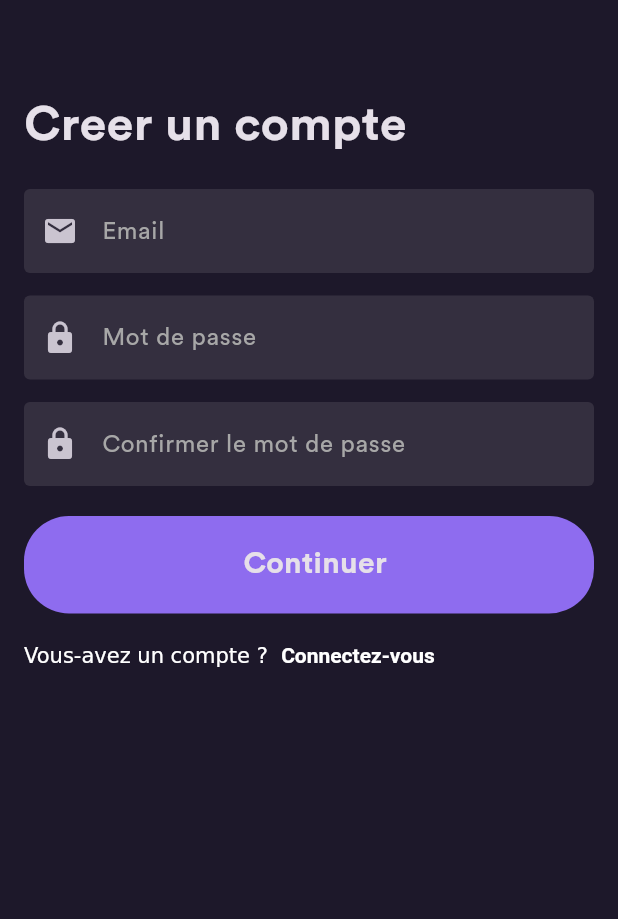
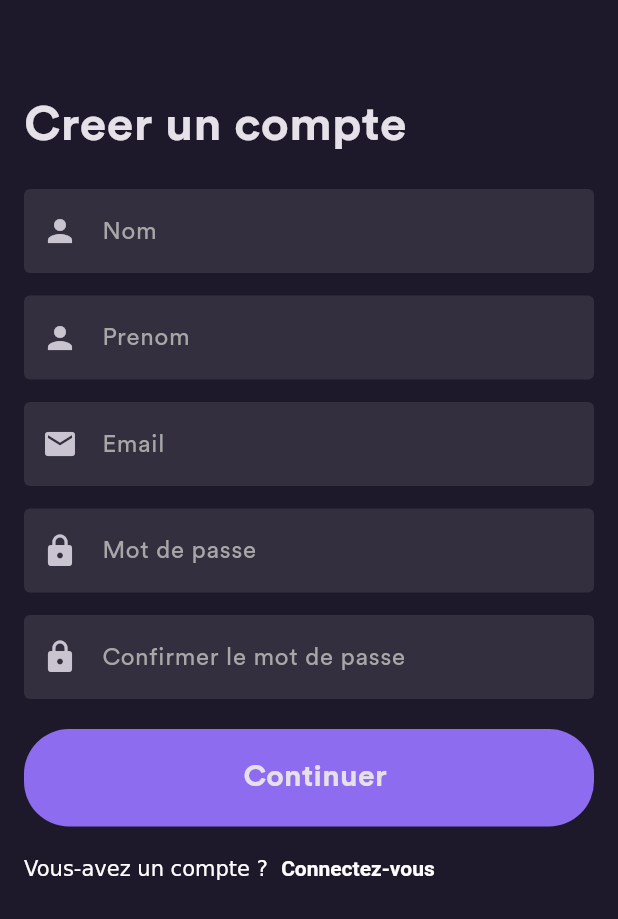
Before and after one commit to jonathan-muina19/login_signup_logout, a Flutter app: the SignupPage screen opened directly, on a phone screen of 412 x 824 dp. Shown: the top 919 px of the screen. Run offline on Flutter 3.47's test engine with Material 3 defaults, Android fonts, the phone set to English and light mode, and no system bars; our stand-ins replace equatable, firebase_auth, firebase_core, flutter_bloc, flutter_svg; accounts and stored records are empty.

```diff
--- a/lib/features/auth/presentation/pages/auth/signup.dart
+++ b/lib/features/auth/presentation/pages/auth/signup.dart
@@ -17,6 +17,8 @@ class SignupPage extends StatelessWidget {
     final TextEditingController emailController = TextEditingController();
     final TextEditingController passwordController = TextEditingController();
     final TextEditingController againPasswordController = TextEditingController();
+    final TextEditingController nameController = TextEditingController();
+    final TextEditingController firstNameController = TextEditingController();
     final _formKey = GlobalKey<FormState>();
 
     /// validator pour adresse email
@@ -72,6 +74,18 @@ class SignupPage extends StatelessWidget {
                 children: [
                   _loginTitle(context),
                   const SizedBox(height: 20),
+                  MyTextfield(
+                    prefixIcon: Icon(Icons.person),
+                    hintText: 'Nom',
+                    controller: nameController
+                  ),
+                  const SizedBox(height: 15),
+                  MyTextfield(
+                      prefixIcon: Icon(Icons.person),
+                      hintText: 'Prenom',
+                      controller: firstNameController
+                  ),
+                  const SizedBox(height: 15),
                   MyTextfield(
                       prefixIcon: Icon(Icons.email),
                       hintText: 'Email',
```
Also changed, not shown: lib/features/auth/presentation/pages/auth/login.dart (+20 -0 lines).
